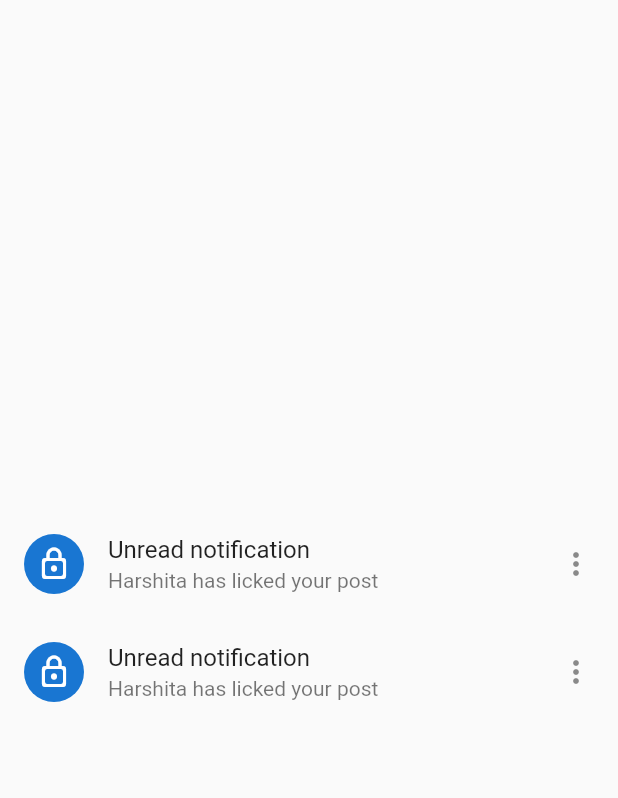
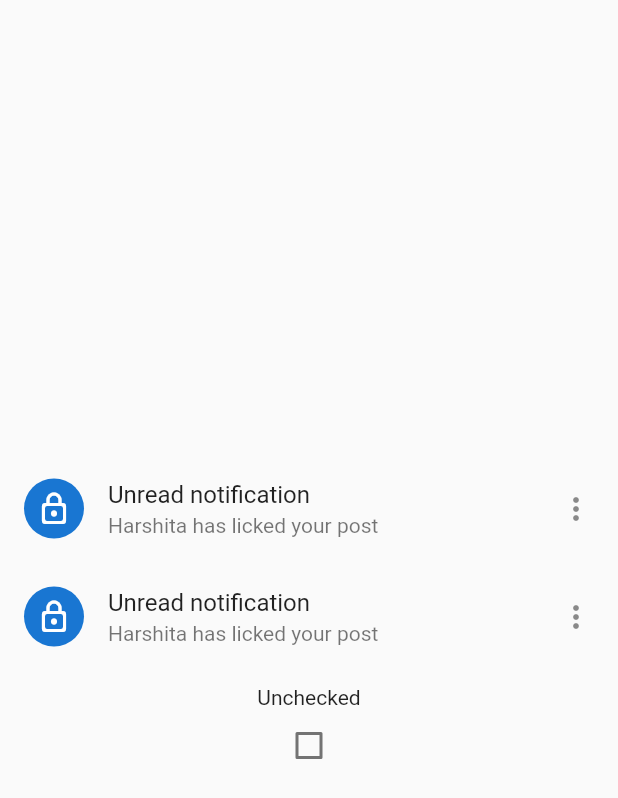
Before and after one commit to thetahmeed/Flutter, a Flutter app: the screen it shows after launch, on a phone screen of 412 x 824 dp. Shown: the top 798 px of the screen. Run offline on Flutter 3.47's test engine with Material 2 defaults, Android fonts, the phone set to English and light mode, and no system bars; our stand-ins replace curved_navigation_bar, flutter_neumorphic, image_picker, liquid_swipe, shared_preferences.

Commit message:
CheckBox

```diff
--- a/seventeen/lib/pages/dismissable.dart
+++ b/seventeen/lib/pages/dismissable.dart
@@ -6,6 +6,7 @@ class DismissablePrac extends StatefulWidget {
 }
 
 class _DismissablePracState extends State<DismissablePrac> {
+  bool _inCheckboxValue = false;
   @override
   Widget build(BuildContext context) {
     return Scaffold(
@@ -47,6 +48,17 @@ class _DismissablePracState extends State<DismissablePrac> {
             trailing: Icon(Icons.more_vert),
             //tileColor: Colors.blueAccent.shade100,
           ),
+          SizedBox(height: 10),
+          Text(_inCheckboxValue == false ? "Unchecked" : "Checked"),
+          Checkbox(
+            value: _inCheckboxValue,
+            onChanged: (v) {
+              setState(() {
+                _inCheckboxValue = v;
+                print(_inCheckboxValue);
+              });
+            },
+          )
         ],
       )),
     );
```
